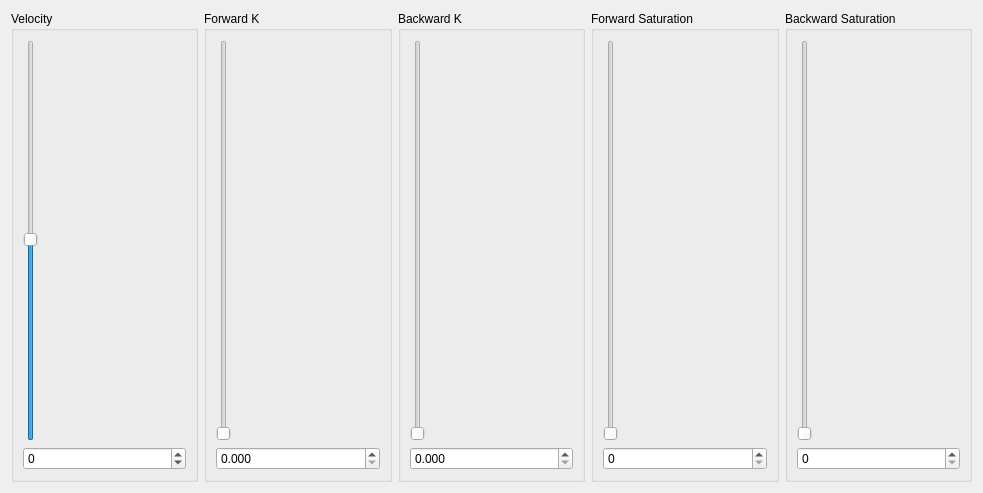
This is SettingsWindow/ThrusterSettings/thrustersettings.ui in hydronautics-team/PoolsideGUI as Qt 5 draws it before an edit. The edited form follows.
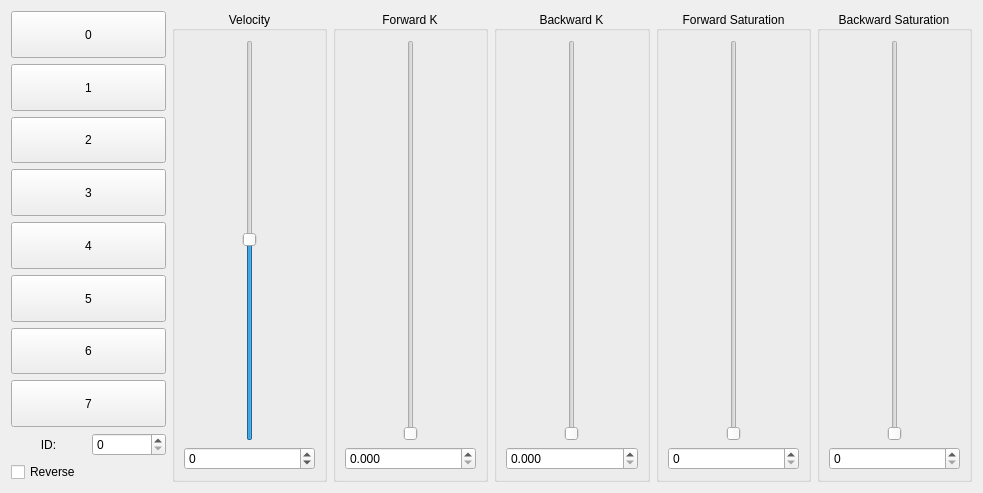
This is the edited form.

Commit message: add functionality to thrustersettings

```diff
--- a/SettingsWindow/ThrusterSettings/thrustersettings.ui
+++ b/SettingsWindow/ThrusterSettings/thrustersettings.ui
@@ -17,18 +17,150 @@
    <item>
     <layout class="QHBoxLayout" name="horizontalLayout">
      <item>
-      <layout class="QVBoxLayout" name="thrustersVerticalLayout"/>
+      <layout class="QVBoxLayout" name="verticalLayout_2">
+       <item>
+        <widget class="QPushButton" name="thrusterBtn0">
+         <property name="sizePolicy">
+          <sizepolicy hsizetype="Minimum" vsizetype="Preferred">
+           <horstretch>0</horstretch>
+           <verstretch>0</verstretch>
+          </sizepolicy>
+         </property>
+         <property name="text">
+          <string>0</string>
+         </property>
+        </widget>
+       </item>
+       <item>
+        <widget class="QPushButton" name="thrusterBtn1">
+         <property name="sizePolicy">
+          <sizepolicy hsizetype="Minimum" vsizetype="Preferred">
+           <horstretch>0</horstretch>
+           <verstretch>0</verstretch>
+          </sizepolicy>
+         </property>
+         <property name="text">
+          <string>1</string>
+         </property>
+        </widget>
+       </item>
+       <item>
+        <widget class="QPushButton" name="thrusterBtn2">
+         <property name="sizePolicy">
+          <sizepolicy hsizetype="Minimum" vsizetype="Preferred">
+           <horstretch>0</horstretch>
+           <verstretch>0</verstretch>
+          </sizepolicy>
+         </property>
+         <property name="text">
+          <string>2</string>
+         </property>
+        </widget>
+       </item>
+       <item>
+        <widget class="QPushButton" name="thrusterBtn3">
+         <property name="sizePolicy">
+          <sizepolicy hsizetype="Minimum" vsizetype="Preferred">
+           <horstretch>0</horstretch>
+           <verstretch>0</verstretch>
+          </sizepolicy>
+         </property>
+         <property name="text">
+          <string>3</string>
+         </property>
+        </widget>
+       </item>
+       <item>
+        <widget class="QPushButton" name="thrusterBtn4">
+         <property name="sizePolicy">
+          <sizepolicy hsizetype="Minimum" vsizetype="Preferred">
+           <horstretch>0</horstretch>
+           <verstretch>0</verstretch>
+          </sizepolicy>
+         </property>
+         <property name="text">
+          <string>4</string>
+         </property>
+        </widget>
+       </item>
+       <item>
+        <widget class="QPushButton" name="thrusterBtn5">
+         <property name="sizePolicy">
+          <sizepolicy hsizetype="Minimum" vsizetype="Preferred">
+           <horstretch>0</horstretch>
+           <verstretch>0</verstretch>
+          </sizepolicy>
+         </property>
+         <property name="text">
+          <string>5</string>
+         </property>
+        </widget>
+       </item>
+       <item>
+        <widget class="QPushButton" name="thrusterBtn6">
+         <property name="sizePolicy">
+          <sizepolicy hsizetype="Minimum" vsizetype="Preferred">
+           <horstretch>0</horstretch>
+           <verstretch>0</verstretch>
+          </sizepolicy>
+         </property>
+         <property name="text">
+          <string>6</string>
+         </property>
+        </widget>
+       </item>
+       <item>
+        <widget class="QPushButton" name="thrusterBtn7">
+         <property name="sizePolicy">
+          <sizepolicy hsizetype="Minimum" vsizetype="Preferred">
+           <horstretch>0</horstretch>
+           <verstretch>0</verstretch>
+          </sizepolicy>
+         </property>
+         <property name="text">
+          <string>7</string>
+         </property>
+        </widget>
+       </item>
+       <item>
+        <layout class="QHBoxLayout" name="horizontalLayout_2">
+         <item>
+          <widget class="QLabel" name="label">
+           <property name="text">
+            <string>ID:</string>
+           </property>
+           <property name="alignment">
+            <set>Qt::AlignCenter</set>
+           </property>
+          </widget>
+         </item>
+         <item>
+          <widget class="QSpinBox" name="idSpinBox"/>
+         </item>
+        </layout>
+       </item>
+       <item>
+        <widget class="QCheckBox" name="checkBoxReverse">
+         <property name="text">
+          <string>Reverse</string>
+         </property>
+        </widget>
+       </item>
+      </layout>
      </item>
      <item>
       <widget class="QGroupBox" name="groupBoxVelosity">
        <property name="title">
         <string>Velocity</string>
        </property>
+       <property name="alignment">
+        <set>Qt::AlignCenter</set>
+       </property>
        <layout class="QVBoxLayout" name="verticalLayout_5">
         <item>
          <widget class="QSlider" name="verticalSliderVelocity">
           <property name="sizePolicy">
-           <sizepolicy hsizetype="Fixed" vsizetype="Expanding">
+           <sizepolicy hsizetype="Preferred" vsizetype="Expanding">
             <horstretch>0</horstretch>
             <verstretch>0</verstretch>
            </sizepolicy>
@@ -65,9 +197,18 @@
        <property name="title">
         <string>Forward K</string>
        </property>
+       <property name="alignment">
+        <set>Qt::AlignCenter</set>
+       </property>
        <layout class="QVBoxLayout" name="verticalLayout_11">
         <item>
          <widget class="QSlider" name="verticalSliderForwardK">
+          <property name="sizePolicy">
+           <sizepolicy hsizetype="Preferred" vsizetype="Expanding">
+            <horstretch>0</horstretch>
+            <verstretch>0</verstretch>
+           </sizepolicy>
+          </property>
           <property name="minimum">
            <number>0</number>
           </property>
@@ -97,9 +238,18 @@
        <property name="title">
         <string>Backward K</string>
        </property>
+       <property name="alignment">
+        <set>Qt::AlignCenter</set>
+       </property>
        <layout class="QVBoxLayout" name="verticalLayout_23">
         <item>
          <widget class="QSlider" name="verticalSliderBackwardK">
+          <property name="sizePolicy">
+           <sizepolicy hsizetype="Preferred" vsizetype="Expanding">
+            <horstretch>0</horstretch>
+            <verstretch>0</verstretch>
+           </sizepolicy>
+          </property>
           <property name="minimum">
            <number>0</number>
           </property>
@@ -129,9 +279,18 @@
        <property name="title">
         <string>Forward Saturation</string>
        </property>
+       <property name="alignment">
+        <set>Qt::AlignCenter</set>
+       </property>
        <layout class="QVBoxLayout" name="verticalLayout_24">
         <item>
          <widget class="QSlider" name="verticalSliderForwardSaturation">
+          <property name="sizePolicy">
+           <sizepolicy hsizetype="Preferred" vsizetype="Expanding">
+            <horstretch>0</horstretch>
+            <verstretch>0</verstretch>
+           </sizepolicy>
+          </property>
           <property name="minimum">
            <number>0</number>
           </property>
@@ -161,9 +320,18 @@
        <property name="title">
         <string>Backward Saturation</string>
        </property>
+       <property name="alignment">
+        <set>Qt::AlignCenter</set>
+       </property>
        <layout class="QVBoxLayout" name="verticalLayout_25">
         <item>
-         <widget class="QSlider" name="verticalSliderBarkwardSaturation">
+         <widget class="QSlider" name="verticalSliderBackwardSaturation">
+          <property name="sizePolicy">
+           <sizepolicy hsizetype="Preferred" vsizetype="Expanding">
+            <horstretch>0</horstretch>
+            <verstretch>0</verstretch>
+           </sizepolicy>
+          </property>
           <property name="minimum">
            <number>0</number>
           </property>
```
Left out of the diff: 2 changed lines with no effect on the pictures. The commit also changes 6 other files.
